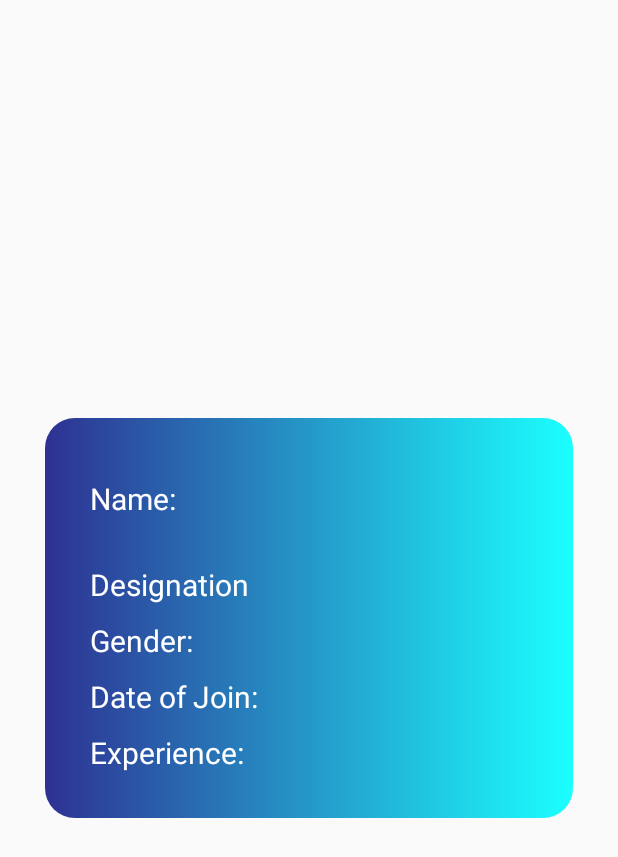
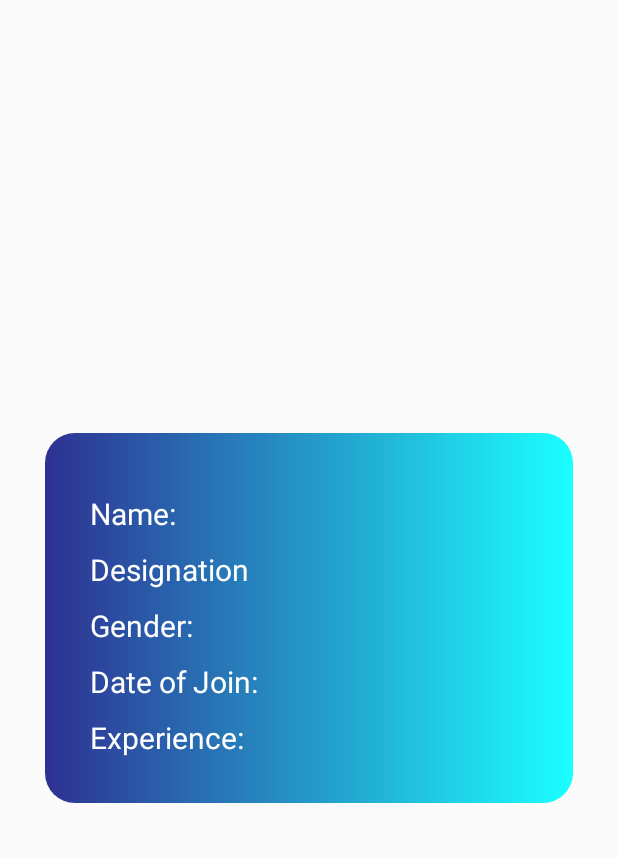
Before and after one commit to reddylaxman/MAD, an Android app: the layout activity_assignment1_second.xml on its own in the app's theme, with its tools: preview values and no code run, on a phone screen of 412 x 824 dp. Shown: the top 857 px of the screen. Run offline under Robolectric (Android 15) with nearby library versions, the phone set to English and light mode, and no system bars.

Commit message:
commit assignment changes

```diff
--- a/app/src/main/java/com/example/mad/Assignment1_second.java
+++ b/app/src/main/java/com/example/mad/Assignment1_second.java
@@ -27,7 +27,7 @@ public class Assignment1_second extends AppCompatActivity {
 
         String designation = "Designation: <i>" + faculty.getDesignation() + "</i>";
         String gender = "Gender: <i>" + faculty.getGender() + "</i>";
-        String exp = "Experience (in Years): <i>" + faculty.getExp() + "</i>";
+        String exp = "Experience: <i>" + faculty.getExp() + "</i>";
         String doj = "Date of Join: <i>" + faculty.getDoj() + "</i>";
 
         TextView textViewName = findViewById(R.id.textViewName);
--- a/app/src/main/res/layout/activity_assignment1_second.xml
+++ b/app/src/main/res/layout/activity_assignment1_second.xml
@@ -26,7 +26,6 @@
             android:layout_width="match_parent"
             android:layout_height="wrap_content"
             android:layout_marginTop="10dp"
-            android:layout_marginBottom="20dp"
             android:text="Name:"
             android:textColor="@color/white"
             android:textSize="20dp" />
```
